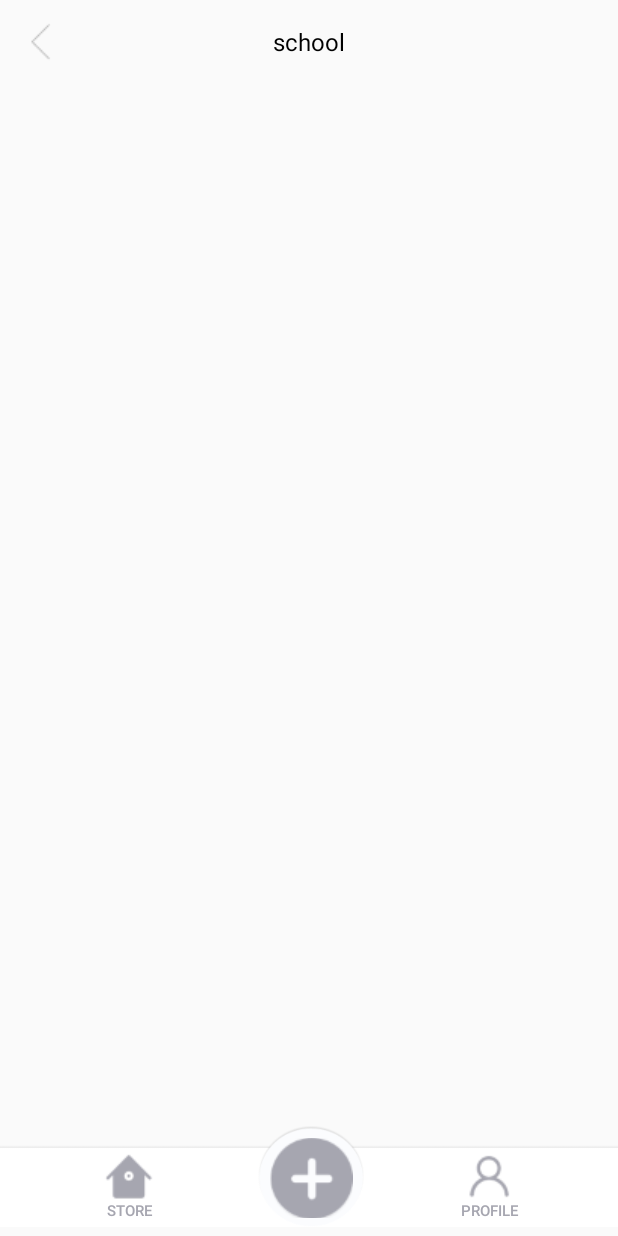
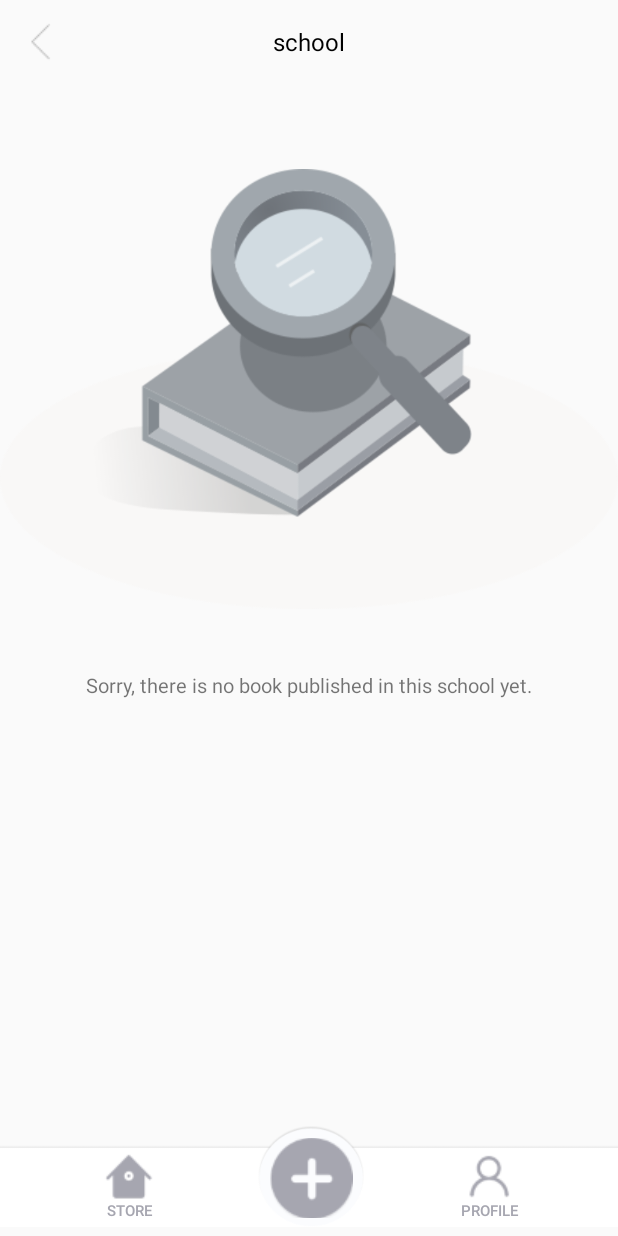
Before and after one commit to PhilipLeong/MAPP-CA4, an Android app: the IndividualSchoolActivity screen opened directly, with no data from a screen before it, on a phone screen of 412 x 824 dp. Run offline under Robolectric (Android 15) with nearby library versions, the phone set to English and light mode, and no system bars; our stand-ins replace Firebase (no records; nobody signed in at launch, a user with empty details on screens opened directly); 1 statement that could not run was skipped.

Commit message:
lei half way of book details

```diff
--- a/BookHub/app/src/main/AndroidManifest.xml
+++ b/BookHub/app/src/main/AndroidManifest.xml
@@ -23,6 +23,11 @@
                 <category android:name="android.intent.category.LAUNCHER" />
             </intent-filter>
         </activity>
+        <activity
+            android:name=".BookDetailsActivity"
+            android:label="@string/app_name"
+            android:theme="@style/AppTheme.NoActionBar" />
+
         <activity
             android:name=".HomeActivity"
             android:label="@string/app_name"
--- a/BookHub/app/src/main/java/mapp/com/sg/bookhub/BookDetails.java
+++ /dev/null
@@ -1,4 +0,0 @@
-package mapp.com.sg.bookhub;
-
-public class BookDetails {
-}
--- a/BookHub/app/src/main/java/mapp/com/sg/bookhub/IndividualSchoolActivity.java
+++ b/BookHub/app/src/main/java/mapp/com/sg/bookhub/IndividualSchoolActivity.java
@@ -3,7 +3,6 @@ package mapp.com.sg.bookhub;
 import android.app.ProgressDialog;
 import android.content.Intent;
 import android.os.Bundle;
-import android.os.PersistableBundle;
 import android.util.Log;
 import android.view.View;
 import android.widget.Button;
@@ -13,7 +12,6 @@ import android.widget.LinearLayout;
 import android.widget.TextView;
 
 import androidx.annotation.NonNull;
-import androidx.annotation.Nullable;
 import androidx.appcompat.app.AppCompatActivity;
 import androidx.recyclerview.widget.LinearLayoutManager;
 import androidx.recyclerview.widget.RecyclerView;
@@ -21,7 +19,6 @@ import androidx.recyclerview.widget.RecyclerView;
 import com.google.android.gms.tasks.OnCompleteListener;
 import com.google.android.gms.tasks.Task;
 import com.google.firebase.auth.FirebaseAuth;
-import com.google.firebase.firestore.DocumentSnapshot;
 import com.google.firebase.firestore.FirebaseFirestore;
 import com.google.firebase.firestore.QueryDocumentSnapshot;
 import com.google.firebase.firestore.QuerySnapshot;
@@ -30,7 +27,7 @@ import java.util.ArrayList;
 import java.util.List;
 
 import mapp.com.sg.bookhub.Models.Post;
-import mapp.com.sg.bookhub.storeui.MyAdapter;
+import mapp.com.sg.bookhub.storeui.BookPreviewAdapter;
 
 public class IndividualSchoolActivity extends AppCompatActivity implements View.OnClickListener {
 
@@ -53,6 +50,8 @@ public class IndividualSchoolActivity extends AppCompatActivity implements View.
     private Button storeBtn;
     private ImageButton postBtn;
 
+    private ImageView nobookImage;
+    private TextView nobookText;
 
     @Override
     protected void onCreate(Bundle savedInstanceState) {
@@ -64,6 +63,8 @@ public class IndividualSchoolActivity extends AppCompatActivity implements View.
         db = FirebaseFirestore.getInstance();
         firebaseAuth = FirebaseAuth.getInstance();
 
+        nobookImage = (ImageView) findViewById(R.id.nobook_IV);
+        nobookText = (TextView) findViewById(R.id.nobook_TV);
 
         profileBtn = (Button) findViewById(R.id.profile_Btn);
         storeBtn = (Button) findViewById(R.id.store_Btn);
@@ -91,11 +92,12 @@ public class IndividualSchoolActivity extends AppCompatActivity implements View.
                 .addOnCompleteListener(new OnCompleteListener<QuerySnapshot>() {
                     @Override
                     public void onComplete(@NonNull Task<QuerySnapshot> task) {
-                        progessDialog.dismiss();
                         if (task.isSuccessful()) {
                             QuerySnapshot documents = task.getResult();
                             if (documents.size() != 0) {
-
+                                nobookImage.setVisibility(View.GONE);
+                                nobookText.setVisibility(View.GONE);
+                                progessDialog.dismiss();
                                 for (QueryDocumentSnapshot document : documents) {
                                     Log.d("here!", document.getId());
                                     Post p = document.toObject(Post.class);
@@ -105,8 +107,9 @@ public class IndividualSchoolActivity extends AppCompatActivity implements View.
                                 }
                             }
                             else{
+                                recyclerView.setVisibility(View.GONE);
+                                progessDialog.dismiss();
                                 Log.d(TAG,"No book in this store.");
-                                noBookImageView();
                             }
                         } else {
                             Log.d(TAG, "Error getting documents: ", task.getException());
@@ -119,21 +122,10 @@ public class IndividualSchoolActivity extends AppCompatActivity implements View.
     }
 
     private void startRecycleView (List<Post> posts){
-        adapter = new MyAdapter(posts, this);
+        adapter = new BookPreviewAdapter(posts, this);
         recyclerView.setAdapter(adapter);
     }
 
-
-    private void noBookImageView (){
-        Log.d(TAG,"No book in this store.");
-        ImageView nobookIV = new ImageView(this);
-        nobookIV.setLayoutParams(new LinearLayout.LayoutParams(
-                LinearLayout.LayoutParams.WRAP_CONTENT,
-                LinearLayout.LayoutParams.WRAP_CONTENT));
-        nobookIV.setImageResource(R.drawable.nobook);
-
-        recyclerView.addView(nobookIV);
-    }
 
     private void setHeader (){
         String header;
--- a/BookHub/app/src/main/res/layout/activity_school.xml
+++ b/BookHub/app/src/main/res/layout/activity_school.xml
@@ -15,6 +15,25 @@
         android:layout_height="wrap_content"
         android:layout_width="match_parent" />
 
+    <ImageView
+        android:id="@+id/nobook_IV"
+        android:layout_width="match_parent"
+        android:layout_height="wrap_content"
+        android:layout_marginTop="15dp"
+        app:layout_constraintEnd_toEndOf="parent"
+        app:layout_constraintStart_toStartOf="parent"
+        app:layout_constraintTop_toBottomOf="@+id/include4"
+        app:srcCompat="@drawable/nobook" />
+
+    <TextView
+        android:id="@+id/nobook_TV"
+        android:layout_width="wrap_content"
+        android:layout_height="wrap_content"
+        android:text="Sorry, there is no book published in this school yet."
+        android:textSize="13sp"
+        app:layout_constraintEnd_toEndOf="@+id/include4"
+        app:layout_constraintStart_toStartOf="@+id/include4"
+        app:layout_constraintTop_toBottomOf="@+id/nobook_IV" />
 
     <ScrollView
         android:id="@+id/scrollView3"
@@ -29,6 +48,7 @@
             android:layout_width="match_parent"
             android:layout_height="wrap_content"
             android:orientation="vertical">
+
 
             <androidx.recyclerview.widget.RecyclerView
                 android:id="@+id/recylerView"
```
Also changed, not shown: BookHub/app/src/main/java/mapp/com/sg/bookhub/BookDetailsActivity.java (added, +95 -0 lines), BookHub/app/src/main/java/mapp/com/sg/bookhub/storeui/BookPreviewAdapter.java (renamed from BookHub/app/src/main/java/mapp/com/sg/bookhub/storeui/MyAdapter.java, +5 -8 lines), BookHub/app/src/main/java/mapp/com/sg/bookhub/storeui/ImageAdapter.java (added, +78 -0 lines), BookHub/app/src/main/res/layout/activity_bookdetails.xml (added, +123 -0 lines), BookHub/app/src/main/res/layout/bookpreview_cardview.xml (+4 -4 lines).
